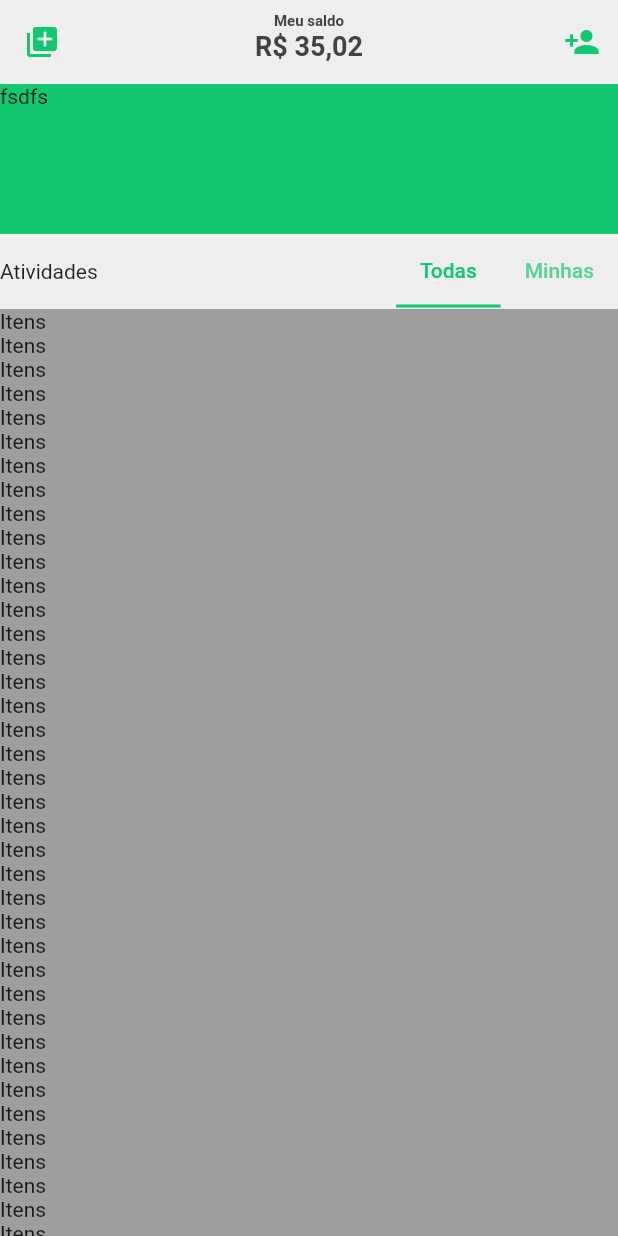
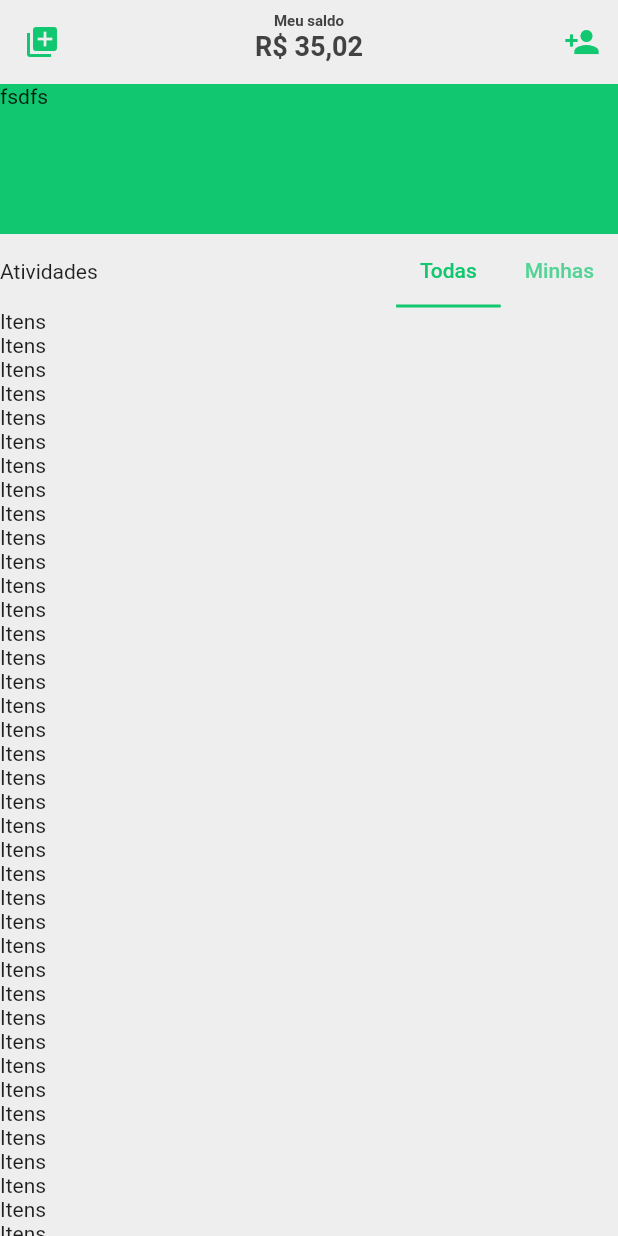
Before and after one commit to MarcioQuimbundo/picpay_clone_flutter, a Flutter app: the screen it shows after launch, on a phone screen of 412 x 824 dp. Run offline on Flutter 3.47's test engine with Material 2 defaults, Android fonts, the phone set to English and light mode, and no system bars.

Commit message:
Ajustes de nomes de cores e wrap do safe area num container para colorir o background

```diff
--- a/lib/main.dart
+++ b/lib/main.dart
@@ -10,11 +10,13 @@ class MyApp extends StatelessWidget {
     return MaterialApp(
       title: 'Flutter Demo',
       theme: ThemeData(
-        primaryColor: Colors.grey[200],
-        accentColor: Color(0xff11C76F),
+        backgroundColor: Colors.grey[200],
+        dialogBackgroundColor: Colors.grey[200],
+        scaffoldBackgroundColor: Colors.grey[200],
+        primaryColor: Color(0xff11C76F),
         cardColor: Colors.white,
         iconTheme: IconThemeData(
-          color: Theme.of(context).accentColor,
+          color: Theme.of(context).primaryColor,
         )
       ),
       home: MyHomePage(),
--- a/lib/pages/home/home.dart
+++ b/lib/pages/home/home.dart
@@ -11,19 +11,12 @@ class _MyHomePageState extends State<MyHomePage> {
 
   MyHomePageBloc bloc = MyHomePageBloc();
 
-  static double avatarMaximumRadius = 40.0;
-  static double avatarMinimumRadius = 15.0;
-  double avatarRadius = avatarMaximumRadius;
-  double translate = -avatarMaximumRadius;
-  bool isExpanded = true;
-  double offset = 0.0;
-
-
   @override
   Widget build(BuildContext context) {
-    return SafeArea(
+    return Container(
+      color: Theme.of(context).backgroundColor,
+      child: SafeArea(
         child: Scaffold(
-        backgroundColor: Colors.grey,
           body: DefaultTabController(
               length: 2,
               child: CustomScrollView(
@@ -33,13 +26,13 @@ class _MyHomePageState extends State<MyHomePage> {
                     expandedHeight: 40.0,
                     backgroundColor: Colors.grey[200],
                     leading: IconButton(
-                    color: Theme.of(context).accentColor,
+                      color: Theme.of(context).primaryColor,
                       icon: Icon(Icons.queue),
                       onPressed: ()=>print("qrbutton"),
                     ),
                     actions: <Widget>[
                       IconButton(
-                      color: Theme.of(context).accentColor,
+                        color: Theme.of(context).primaryColor,
                         icon: Icon(Icons.person_add),
                         onPressed: ()=>print("add person button"),
                       )
@@ -81,7 +74,7 @@ class _MyHomePageState extends State<MyHomePage> {
                     child: Container(
                       height: 100.0,
                       decoration: BoxDecoration(
-                      color: Theme.of(context).accentColor
+                        color: Theme.of(context).primaryColor
                       ),
                       child: Text("fsdfs"),
                     )
@@ -101,6 +94,7 @@ class _MyHomePageState extends State<MyHomePage> {
               ),
             ),
           ),
+      ),
     );
   }
 }
@@ -114,7 +108,7 @@ class Tabs extends SliverPersistentHeaderDelegate {
   Widget build(
       BuildContext context, double shrinkOffset, bool overlapsContent) {
     return Container(
-      color: Theme.of(context).primaryColor,
+      color: Theme.of(context).backgroundColor,
       height: size,
       child: Row(
         mainAxisAlignment: MainAxisAlignment.spaceBetween,
@@ -122,7 +116,8 @@ class Tabs extends SliverPersistentHeaderDelegate {
           Text("Atividades"),
           TabBar(
             isScrollable: true,
-            labelColor: Theme.of(context).accentColor,
+            labelColor: Theme.of(context).primaryColor,
+            indicatorColor: Theme.of(context).primaryColor,
             tabs: <Widget>[
               Tab(
                 text: "Todas",
```
Lines whose indentation alone changed are shown as unchanged.
